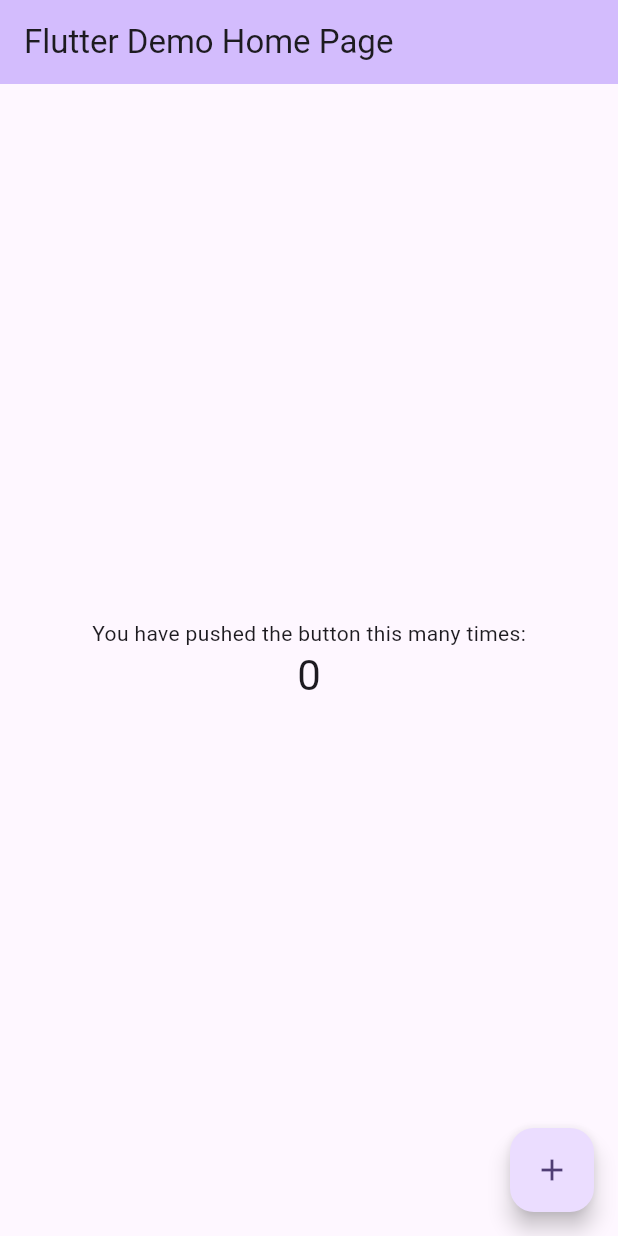
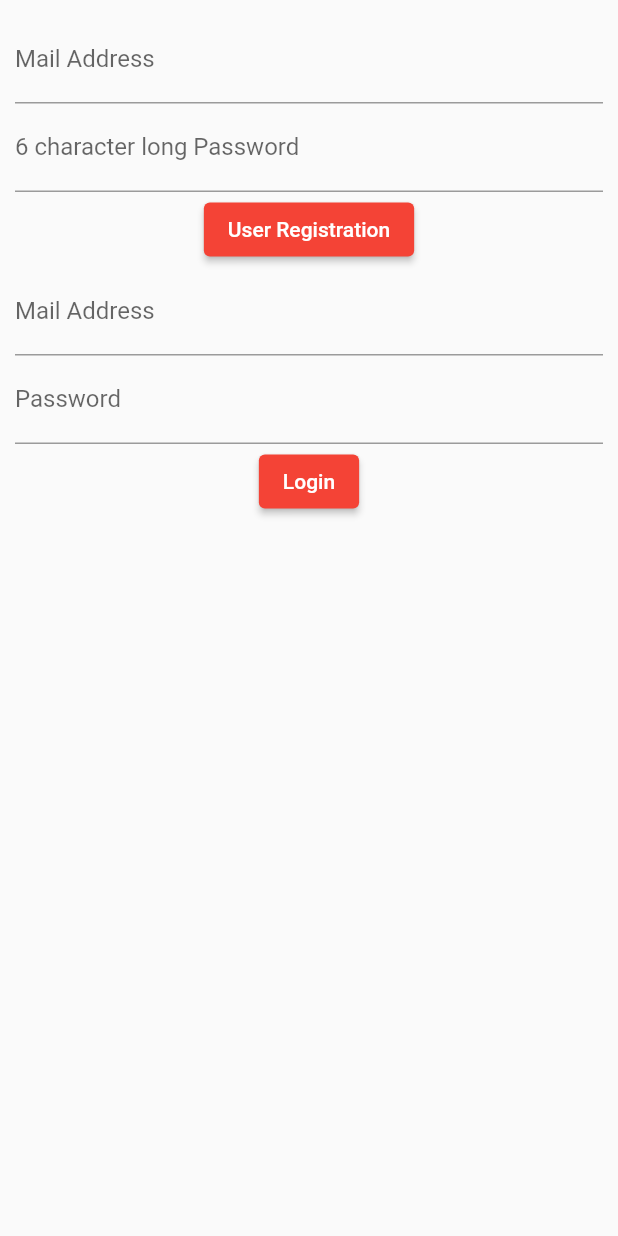
Before and after one commit to Tanaka-Junsei/Flutter_ToDoApp, a Flutter app: the screen it shows after launch, on a phone screen of 412 x 824 dp. Run offline on Flutter 3.47's test engine with Material 2 defaults, Android fonts, the phone set to English and light mode, and no system bars; our stand-ins replace firebase_auth, firebase_core; accounts and stored records are empty.

Commit message:
ログイン機能実装

```diff
--- a/todo_app/lib/main.dart
+++ b/todo_app/lib/main.dart
@@ -1,125 +1,147 @@
+import 'package:firebase_auth/firebase_auth.dart';
+import 'package:firebase_core/firebase_core.dart';
 import 'package:flutter/material.dart';
 
-void main() {
-  runApp(const MyApp());
+Future<void> main() async {
+  WidgetsFlutterBinding.ensureInitialized();
+  await Firebase.initializeApp();
+  runApp(new MyApp());
 }
 
 class MyApp extends StatelessWidget {
-  const MyApp({super.key});
-
-  // This widget is the root of your application.
   @override
   Widget build(BuildContext context) {
     return MaterialApp(
-      title: 'Flutter Demo',
+      title: 'Firebase_Auth_App',
       theme: ThemeData(
-        // This is the theme of your application.
-        //
-        // TRY THIS: Try running your application with "flutter run". You'll see
-        // the application has a blue toolbar. Then, without quitting the app,
-        // try changing the seedColor in the colorScheme below to Colors.green
-        // and then invoke "hot reload" (save your changes or press the "hot
-        // reload" button in a Flutter-supported IDE, or press "r" if you used
-        // the command line to start the app).
-        //
-        // Notice that the counter didn't reset back to zero; the application
-        // state is not lost during the reload. To reset the state, use hot
-        // restart instead.
-        //
-        // This works for code too, not just values: Most code changes can be
-        // tested with just a hot reload.
-        colorScheme: ColorScheme.fromSeed(seedColor: Colors.deepPurple),
-        useMaterial3: true,
+        primarySwatch: Colors.red,
       ),
-      home: const MyHomePage(title: 'Flutter Demo Home Page'),
+      home: const AuthAppPage(title: 'Firebase_Auth_App'),
     );
   }
 }
 
-class MyHomePage extends StatefulWidget {
-  const MyHomePage({super.key, required this.title});
-
-  // This widget is the home page of your application. It is stateful, meaning
-  // that it has a State object (defined below) that contains fields that affect
-  // how it looks.
-
-  // This class is the configuration for the state. It holds the values (in this
-  // case the title) provided by the parent (in this case the App widget) and
-  // used by the build method of the State. Fields in a Widget subclass are
-  // always marked "final".
-
+class AuthAppPage extends StatefulWidget {
+  const AuthAppPage({Key? key, required this.title}) : super(key: key);
   final String title;
-
   @override
-  State<MyHomePage> createState() => _MyHomePageState();
+  State<AuthAppPage> createState() => _AuthAppPageState();
 }
 
-class _MyHomePageState extends State<MyHomePage> {
-  int _counter = 0;
-
-  void _incrementCounter() {
-    setState(() {
-      // This call to setState tells the Flutter framework that something has
-      // changed in this State, which causes it to rerun the build method below
-      // so that the display can reflect the updated values. If we changed
-      // _counter without calling setState(), then the build method would not be
-      // called again, and so nothing would appear to happen.
-      _counter++;
-    });
-  }
+class _AuthAppPageState extends State<AuthAppPage> {
+  // Registration Field Email Address
+  String registerUserEmail = "";
+  // Registration Field Password
+  String registerUserPassword = "";
+  // Login field email address
+  String loginUserEmail = "";
+  // Login field password (login)
+  String loginUserPassword = "";
+  // View information about registration and login
+  String DebugText = "";
 
   @override
   Widget build(BuildContext context) {
-    // This method is rerun every time setState is called, for instance as done
-    // by the _incrementCounter method above.
-    //
-    // The Flutter framework has been optimized to make rerunning build methods
-    // fast, so that you can just rebuild anything that needs updating rather
-    // than having to individually change instances of widgets.
     return Scaffold(
-      appBar: AppBar(
-        // TRY THIS: Try changing the color here to a specific color (to
-        // Colors.amber, perhaps?) and trigger a hot reload to see the AppBar
-        // change color while the other colors stay the same.
-        backgroundColor: Theme.of(context).colorScheme.inversePrimary,
-        // Here we take the value from the MyHomePage object that was created by
-        // the App.build method, and use it to set our appbar title.
-        title: Text(widget.title),
-      ),
       body: Center(
-        // Center is a layout widget. It takes a single child and positions it
-        // in the middle of the parent.
-        child: Column(
-          // Column is also a layout widget. It takes a list of children and
-          // arranges them vertically. By default, it sizes itself to fit its
-          // children horizontally, and tries to be as tall as its parent.
-          //
-          // Column has various properties to control how it sizes itself and
-          // how it positions its children. Here we use mainAxisAlignment to
-          // center the children vertically; the main axis here is the vertical
-          // axis because Columns are vertical (the cross axis would be
-          // horizontal).
-          //
-          // TRY THIS: Invoke "debug painting" (choose the "Toggle Debug Paint"
-          // action in the IDE, or press "p" in the console), to see the
-          // wireframe for each widget.
-          mainAxisAlignment: MainAxisAlignment.center,
-          children: <Widget>[
-            const Text(
-              'You have pushed the button this many times:',
-            ),
-            Text(
-              '$_counter',
-              style: Theme.of(context).textTheme.headlineMedium,
-            ),
-          ],
+        child: Container(
+          padding: EdgeInsets.all(10),
+          child: Column(
+            children: <Widget>[
+              TextFormField(
+                // Set labels for text input
+                decoration: InputDecoration(labelText: "Mail Address"),
+                onChanged: (String value) {
+                  setState(() {
+                    registerUserEmail = value;
+                  });
+                },
+              ),
+              TextFormField(
+                decoration: InputDecoration(labelText: "6 character long Password"),
+                // Mask not to show password
+                obscureText: true,
+                onChanged: (String value) {
+                  setState(() {
+                    registerUserPassword = value;
+                  });
+                },
+              ),
+              const SizedBox(height: 1),
+              ElevatedButton(
+                onPressed: () async {
+                  try {
+                    // User Registration
+                    final FirebaseAuth auth = FirebaseAuth.instance;
+                    final UserCredential result =
+                    await auth.createUserWithEmailAndPassword(
+                      email: registerUserEmail,
+                      password: registerUserPassword,
+                    );
+                    // Registered User Information
+                    final User user = result.user!;
+                    setState(() {
+                      DebugText = "Register OK：${user.email}";
+                    });
+                  } catch (e) {
+                    // Failed User Information
+                    setState(() {
+                      DebugText = "Register Fail：${e.toString()}";
+                    });
+                  }
+                },
+                child: Text("User Registration"),
+              ),
+
+              const SizedBox(height: 1),
+              TextFormField(
+                decoration: InputDecoration(labelText: "Mail Address"),
+                onChanged: (String value) {
+                  setState(() {
+                    loginUserEmail = value;
+                  });
+                },
+              ),
+              TextFormField(
+                decoration: InputDecoration(labelText: "Password"),
+                obscureText: true,
+                onChanged: (String value) {
+                  setState(() {
+                    loginUserPassword = value;
+                  });
+                },
+              ),
+              const SizedBox(height: 1),
+              ElevatedButton(
+                onPressed: () async {
+                  try {
+                    // Try login
+                    final FirebaseAuth auth = FirebaseAuth.instance;
+                    final UserCredential result =
+                    await auth.signInWithEmailAndPassword(
+                      email: loginUserEmail,
+                      password: loginUserPassword,
+                    );
+                    // Succeeded to login
+                    final User user = result.user!;
+                    setState(() {
+                      DebugText = "Succeeded to Login：${user.email}";
+                    });
+                  } catch (e) {
+                    // Failed to login
+                    setState(() {
+                      DebugText = "Failed to Login：${e.toString()}";
+                    });
+                  }
+                },
+                child: Text("Login"),
+              ),
+              const SizedBox(height: 8),
+              Text(DebugText),
+            ],
+          ),
         ),
       ),
-      floatingActionButton: FloatingActionButton(
-        onPressed: _incrementCounter,
-        tooltip: 'Increment',
-        child: const Icon(Icons.add),
-      ), // This trailing comma makes auto-formatting nicer for build methods.
     );
   }
 }
```
